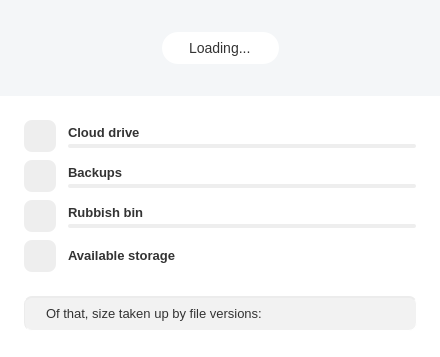
This is src/MEGASync/gui/linux/AccountDetailsDialog.ui in meganz/MEGAsync as Qt 5 draws it before an edit. The edited form follows.
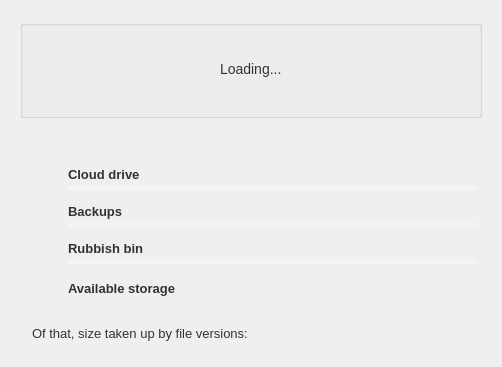
This is the edited form. Icons and pictures are not drawn. Custom widgets are drawn as their Qt base class.

Commit message: SNC-4648 : Added group box and icons

```diff
--- a/src/MEGASync/gui/linux/AccountDetailsDialog.ui
+++ b/src/MEGASync/gui/linux/AccountDetailsDialog.ui
@@ -9,8 +9,8 @@
    <rect>
     <x>0</x>
     <y>0</y>
-    <width>440</width>
-    <height>314</height>
+    <width>502</width>
+    <height>367</height>
    </rect>
   </property>
   <property name="windowTitle">
@@ -21,22 +21,123 @@
     <normaloff>.</normaloff>.</iconset>
   </property>
   <property name="styleSheet">
-   <string notr="true">
+   <string notr="true">/*ColorTokenIcon;Button;bCloudDrive;active;off;colorToken.icon-secondary*/
+/*ColorTokenIcon;Button;bCloudDrive;normal;off;colorToken.icon-secondary*/
+/*ColorTokenIcon;Button;bVault;active;off;colorToken.icon-secondary*/
+/*ColorTokenIcon;Button;bVault;normal;off;colorToken.icon-secondary*/
+/*ColorTokenIcon;Button;bRubbish;normal;off;colorToken.icon-secondary*/
+/*ColorTokenIcon;Button;bRubbish;active;off;colorToken.icon-secondary*/
+/*ColorTokenIcon;Button;bAvailable;normal;off;colorToken.icon-secondary*/
+/*ColorTokenIcon;Button;bAvailable;active;off;colorToken.icon-secondary*/
+/*ColorTokenIcon;Button;bVersionIcon;normal;off;colorToken.icon-secondary*/
+/*ColorTokenIcon;Button;bVersionIcon;active;off;colorToken.icon-secondary*/
+
+#wCircularStorage, #wCircularTransfer
+{
+qproperty-outerCircleBackgroundColor: #f3f4f4; /*colorToken.surface-2*/
+qproperty-innerCircleBackgroundColor: #ffffff; /*colorToken.page-background*/
+
+qproperty-lightOkProgressBarColors: #477ef7; /*colorToken.indicator-indigo*/
+qproperty-darkOkProgressBarColors: #477ef7; /*colorToken.indicator-indigo*/
+qproperty-lightWarnProgressBarColors: #fb6514; /*colorToken.indicator-orange*/
+qproperty-darkWarnProgressBarColors: #fb6514; /*colorToken.indicator-orange*/
+qproperty-lightFullProgressBarColors: #F63D6B; /*colorToken.indicator-pink*/
+qproperty-darkFullProgressBarColors: #F63D6B; /*colorToken.indicator-pink*/
+
+qproperty-okStateTextColor: #303233; /*colorToken.text-primary*/
+}
+
+#AccountDetailsDialog[storageState=&quot;warning&quot;] #headerBox #lUsedStorage
+{
+color: #fb6514; /*colorToken.indicator-orange*/
+}
+
+#AccountDetailsDialog[storageState=&quot;full&quot;] #headerBox #lUsedStorage
+{
+color: #f63d6b; /*colorToken.indicator-pink*/
+}
+
+#AccountDetailsDialog[transferState=&quot;warning&quot;] #headerBox #lUsedTransfer
+{
+color: #fb6514; /*colorToken.indicator-orange*/
+}
+
+#AccountDetailsDialog[transferState=&quot;full&quot;] #headerBox #lUsedTransfer
+{
+color: #f63d6b; /*colorToken.indicator-pink*/
+}
+
+#pLoading, #pStorageAndTransferUsage, #wStorageUsage, #wTransferUsage, #wStorageDetails, #wTransferDetails
+{
+background-color: transparent;
+}
+
+QGroupBox
+{
+margin-top: 20px;
+margin-right: 20px;
+margin-left: 20px;
+margin-bottom: 20px;
+}
+
+#line
+{
+background-color: #f3f4f4; /*colorToken.surface-2*/
+border-style: none;
+}
+
+#headerBox
+{
+border-style:none;
+border-radius:20px;
+background-color: #fafafa; /*colorToken.surface-1*/
+}
+
+QProgressBar
+{
+height: 4px;
+min-height: 4px;
+max-height: 4px;
+border:0px;
+border-radius: 2px;
+background-color: #f3f4f4; /*colorToken.surface-2*/
+margin-bottom: 4px;
+}
+
+QProgressBar::chunk
+{
+background-color: #477EF7; /*colorToken.indicator-indigo*/
+border-radius: 2px;
+border:0px;
+}
+
+#wDetailedUsage QPushButton, #bVersionIcon
+{
+border-style: none;
+background-color: transparent;
+padding-left: 10px;
+padding-right: 10px;
+height: 22px;
+color: transparent;
+font-weight: bold;
+}
+
 #AccountDetailsDialog
 {
-    border-radius: 0 0 4px 4px;
-    background-color: #FFFFFF;
+border-radius: 0 0 4px 4px;
 }
 
-/* Config all labels */
 QLabel
 {
-    font-family: &quot;Lato&quot;;
+font-family: &quot;Lato&quot;;
+background-color: transparent;
+color: #303233; /*colorToken.text-primary*/
+font-size: 13px;
 }
 
 #sHeader
 {
-    background-color: #F4F6F8;
+    background-color: transparent;
     height: 96px;
     width: 440px;
     height: 96px;
@@ -49,8 +150,6 @@
 
 #lCloudDrive, #lVault, #lRubbish, #lStorage, #lTransfer, #lAvailable
 {
-  color: #333333;
-  font-size: 13px;
   font-weight: bold;
 }
 
@@ -69,17 +168,16 @@
     border: 0px;
 }
 
+#lStorage, #lTransfer, #lUsedStorage, #lUsedTransfer
+{
+    margin-left: 6px;
+}
+
 #lStorage, #lTransfer
 {
     padding-bottom: 4px;
 }
 
-#lUsedCloudDrive, #lUsedInbox,  #lUsedRubbish, #lUsedByVersions, #lAvailableStorage
-{
-  color: #333333;
-  font-size: 13px;
-}
-
 #lUsedCloudDrive, #lUsedVault,  #lUsedRubbish
 {
     qproperty-alignment: 'AlignRight | AlignBottom';
@@ -107,54 +205,22 @@
   background-color: #FF5646;
 }
 
-#wDetailedUsage QPushButton
-{
-    border-radius: 8px;
-    background-color: #EEEEEE;
-}
-
 #bCloudDrive, #bVault, #bRubbish
 {
     qproperty-iconSize: 24px;
 }
 
-#bCloudDrive
-{
-    qproperty-icon : url(:/images/account_details/Cloud_Drive_24_ico.png);
-}
-
-#bVault
-{
-    qproperty-icon : url(:/images/Backups_24_ico.png);
-}
-
-#bRubbish
-{
-    qproperty-icon : url(:/images/account_details/Bin_24_ico.png);
-}
-
-#bAvailable
-{
-    qproperty-icon : url(:/images/account_details/available_storage.png);
-}
-
-#lVersionIcon
-{
-    qproperty-icon : url(:/images/account_details/versions.png);
-	padding-left:4px;
-}
-
 #lLoading
 {
     border-radius: 16px;
-    background-color: white;
+    background-color: transparent;
     height: 32px;
     max-height: 32px;
     min-height: 32px;
     max-width:440px;
     min-width:10px;
     font-size: 14px;
-    color: #333333;
+    color: #303233; /*colorToken.text-primary*/
     padding-left:24px;
     padding-right:24px;
     qproperty-alignment: 'AlignVCenter | AlignHCenter';
@@ -170,47 +236,6 @@
     min-width:440px;
 }
 
-QProgressBar
-{
-    height: 4px;
-    min-height: 4px;
-    max-height: 4px;
-    border:0px;
-    border-radius: 2px;
-    background-color: #EEEEEE;
-    margin-bottom: 4px;
-}
-
-QProgressBar::chunk
-{
-  background-color: #6FD7FF;
-  border-radius: 2px;
-  border:0px;
-}
-
-#wSizeVersions
-{
-    background-color: #F2F2F2;
-    border-radius: 8px;
-    margin-left: 24px;
-    margin-right: 23px;
-    margin-bottom: 26px;
-    height: 32px;
-    max-height: 32px;
-    min-height: 32px;
-    border-top: 2px inset #ECECEC;
-    border-left: 1px inset #ECECEC;
-    border-right: 1px inset #ECECEC;
-    border-bottom: 1px inset #ECECEC;
-}
-
-#lVersions
-{
-    color: #333333;
-    font-size: 13px;
-    padding-left: 8px;
-}
-
 #AccountDetailsDialog[loading=true]  #sHeader
 {
     /* Loading page */
@@ -237,33 +262,34 @@
 
 #pStorageAndTransferUsage #sStorage, #sTransfer
 {
-    height: 52px;
-    width: 56px;
-    min-height: 52px;
-    min-width: 56px;
-    max-height: 52px;
-    max-width: 56px;
-    margin-left: 24px;
+height: 65px;
+width: 70px;
+min-height: 65px;
+min-width: 70px;
+max-height: 65px;
+max-width: 70px;
+margin-left: 20px;
+background-color: transparent;
 }
 
 #wStorageUsage, #wTransferUsage
 {
-    height: 96px;
-    width: 219px;
-    max-height: 96px;
-    min-height: 96px;
-    max-width:219px;
-    min-width:219px;
+height: 96px;
+width: 219px;
+max-height: 96px;
+min-height: 96px;
+max-width:219px;
+min-width:219px;
 }
 
 #wStorageUsage
 {
-    border-right: 1px solid white;
+    border-right: 1px solid transparent;
 }
 
 #wTransferUsage
 {
-    border-left: 1px solid white;
+    border-left: 1px solid transparent;
 }
 
 #pStorageAndTransferUsage QPushButton
@@ -293,9 +319,30 @@
    <property name="spacing">
     <number>0</number>
    </property>
-   <property name="sizeConstraint">
-    <enum>QLayout::SetFixedSize</enum>
+   <property name="leftMargin">
+    <number>0</number>
    </property>
+   <property name="topMargin">
+    <number>0</number>
+   </property>
+   <property name="rightMargin">
+    <number>0</number>
+   </property>
+   <property name="bottomMargin">
+    <number>0</number>
+   </property>
+   <item>
+    <widget class="QGroupBox" name="groupBox">
+     <property name="title">
+      <string/>
+     </property>
+     <property name="flat">
+      <bool>true</bool>
+     </property>
+     <layout class="QVBoxLayout" name="verticalLayout_5">
+      <property name="spacing">
+       <number>0</number>
+      </property>
    <property name="leftMargin">
     <number>0</number>
    </property>
@@ -306,6 +353,11 @@
     <number>0</number>
    </property>
    <property name="bottomMargin">
+       <number>0</number>
+      </property>
+      <item>
+       <layout class="QHBoxLayout" name="horizontalLayout_2">
+        <property name="spacing">
     <number>0</number>
    </property>
    <item>
@@ -645,6 +697,11 @@
      </widget>
     </widget>
    </item>
+       </layout>
+      </item>
+     </layout>
+    </widget>
+   </item>
    <item>
     <widget class="QWidget" name="wDetailedUsage" native="true">
      <property name="maximumSize">
```
Left out of the diff: 25 changed lines with no effect on the pictures. Lines whose indentation alone changed are shown as unchanged.
